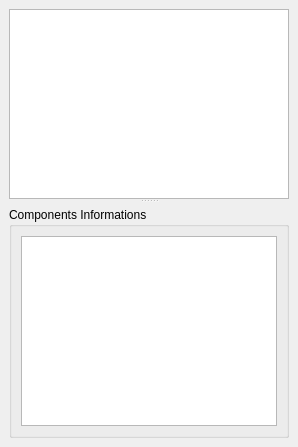
Old version of the form umbra/components/factory/componentsManagerUi/ui/Components_Manager_Ui.ui in the repository KelSolaar/Umbra.
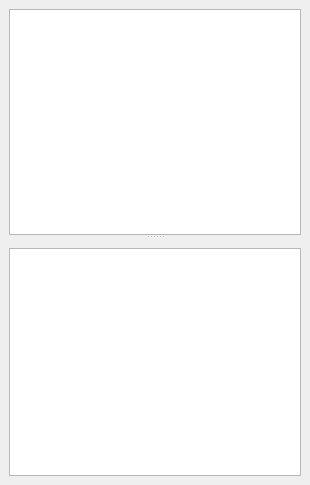
New version of the form.

Commit message: Update various ui elements.

Patch:
```diff
--- a/umbra/components/factory/componentsManagerUi/ui/Components_Manager_Ui.ui
+++ b/umbra/components/factory/componentsManagerUi/ui/Components_Manager_Ui.ui
@@ -2,6 +2,14 @@
 <ui version="4.0">
  <class>Components_Manager_Ui_DockWidget</class>
  <widget class="QDockWidget" name="Components_Manager_Ui_DockWidget">
+  <property name="geometry">
+   <rect>
+    <x>0</x>
+    <y>0</y>
+    <width>310</width>
+    <height>485</height>
+   </rect>
+  </property>
   <property name="windowTitle">
    <string>Components Manager</string>
   </property>
@@ -27,9 +35,6 @@
         <property name="leftMargin">
          <number>0</number>
         </property>
-        <property name="topMargin">
-         <number>4</number>
-        </property>
         <property name="rightMargin">
          <number>0</number>
         </property>
@@ -37,12 +42,6 @@
          <number>0</number>
         </property>
         <item row="0" column="0">
-         <widget class="QGroupBox" name="Components_Informations_groupBox">
-          <property name="title">
-           <string>Components Informations</string>
-          </property>
-          <layout class="QGridLayout" name="Components_Informations_groupBox_gridLayout">
-           <item row="0" column="0">
             <widget class="QTextBrowser" name="Components_Informations_textBrowser">
              <property name="statusTip">
               <string>Components Informations Text Browser: Displays selected Components informations.</string>
@@ -50,9 +49,6 @@
              <property name="openExternalLinks">
               <bool>true</bool>
              </property>
-            </widget>
-           </item>
-          </layout>
          </widget>
         </item>
        </layout>
```
Lines whose indentation alone changed are shown as unchanged. The commit also changes 3 other files.
